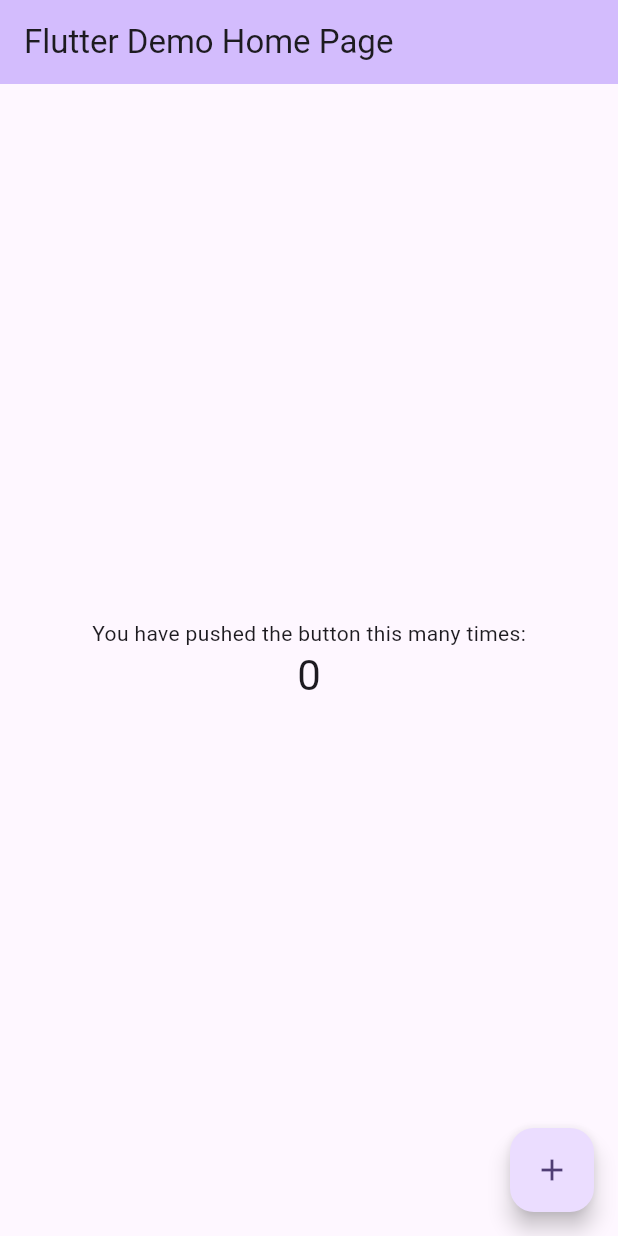
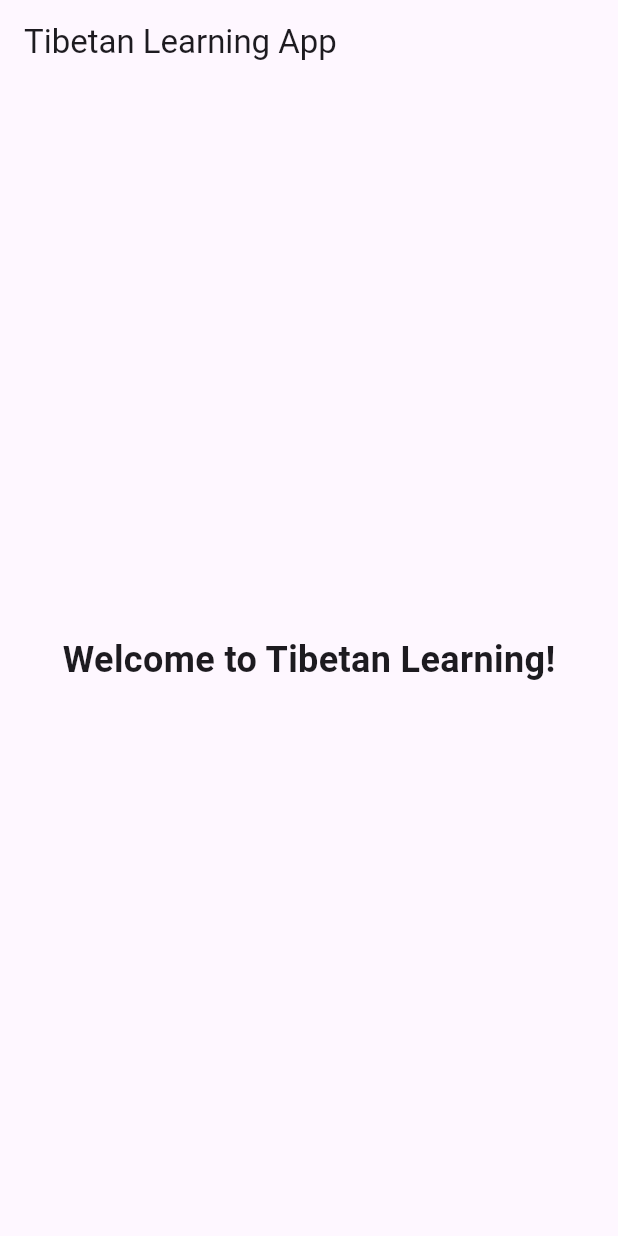
Before and after one commit to ProjectMira/bojang, a Flutter app: the screen it shows after launch, on a phone screen of 412 x 824 dp. Run offline on Flutter 3.47's test engine with Material 3 defaults, Android fonts, the phone set to English and light mode, and no system bars.

Commit message:
home page dart

```diff
--- a/lib/main.dart
+++ b/lib/main.dart
@@ -1,122 +1,23 @@
 import 'package:flutter/material.dart';
+import 'screens/home_page.dart';
 
 void main() {
-  runApp(const MyApp());
+  runApp(const TibetanLearningApp());
 }
 
-class MyApp extends StatelessWidget {
-  const MyApp({super.key});
+class TibetanLearningApp extends StatelessWidget {
+  const TibetanLearningApp({super.key});
 
-  // This widget is the root of your application.
   @override
   Widget build(BuildContext context) {
     return MaterialApp(
-      title: 'Flutter Demo',
+      title: 'Tibetan Learning App',
       theme: ThemeData(
-        // This is the theme of your application.
-        //
-        // TRY THIS: Try running your application with "flutter run". You'll see
-        // the application has a purple toolbar. Then, without quitting the app,
-        // try changing the seedColor in the colorScheme below to Colors.green
-        // and then invoke "hot reload" (save your changes or press the "hot
-        // reload" button in a Flutter-supported IDE, or press "r" if you used
-        // the command line to start the app).
-        //
-        // Notice that the counter didn't reset back to zero; the application
-        // state is not lost during the reload. To reset the state, use hot
-        // restart instead.
-        //
-        // This works for code too, not just values: Most code changes can be
-        // tested with just a hot reload.
-        colorScheme: ColorScheme.fromSeed(seedColor: Colors.deepPurple),
+        primarySwatch: Colors.blue,
+        visualDensity: VisualDensity.adaptivePlatformDensity,
+        useMaterial3: true,
       ),
-      home: const MyHomePage(title: 'Flutter Demo Home Page'),
+      home: const HomePage(),
     );
   }
 }
-
-class MyHomePage extends StatefulWidget {
-  const MyHomePage({super.key, required this.title});
-
-  // This widget is the home page of your application. It is stateful, meaning
-  // that it has a State object (defined below) that contains fields that affect
-  // how it looks.
-
-  // This class is the configuration for the state. It holds the values (in this
-  // case the title) provided by the parent (in this case the App widget) and
-  // used by the build method of the State. Fields in a Widget subclass are
-  // always marked "final".
-
-  final String title;
-
-  @override
-  State<MyHomePage> createState() => _MyHomePageState();
-}
-
-class _MyHomePageState extends State<MyHomePage> {
-  int _counter = 0;
-
-  void _incrementCounter() {
-    setState(() {
-      // This call to setState tells the Flutter framework that something has
-      // changed in this State, which causes it to rerun the build method below
-      // so that the display can reflect the updated values. If we changed
-      // _counter without calling setState(), then the build method would not be
-      // called again, and so nothing would appear to happen.
-      _counter++;
-    });
-  }
-
-  @override
-  Widget build(BuildContext context) {
-    // This method is rerun every time setState is called, for instance as done
-    // by the _incrementCounter method above.
-    //
-    // The Flutter framework has been optimized to make rerunning build methods
-    // fast, so that you can just rebuild anything that needs updating rather
-    // than having to individually change instances of widgets.
-    return Scaffold(
-      appBar: AppBar(
-        // TRY THIS: Try changing the color here to a specific color (to
-        // Colors.amber, perhaps?) and trigger a hot reload to see the AppBar
-        // change color while the other colors stay the same.
-        backgroundColor: Theme.of(context).colorScheme.inversePrimary,
-        // Here we take the value from the MyHomePage object that was created by
-        // the App.build method, and use it to set our appbar title.
-        title: Text(widget.title),
-      ),
-      body: Center(
-        // Center is a layout widget. It takes a single child and positions it
-        // in the middle of the parent.
-        child: Column(
-          // Column is also a layout widget. It takes a list of children and
-          // arranges them vertically. By default, it sizes itself to fit its
-          // children horizontally, and tries to be as tall as its parent.
-          //
-          // Column has various properties to control how it sizes itself and
-          // how it positions its children. Here we use mainAxisAlignment to
-          // center the children vertically; the main axis here is the vertical
-          // axis because Columns are vertical (the cross axis would be
-          // horizontal).
-          //
-          // TRY THIS: Invoke "debug painting" (choose the "Toggle Debug Paint"
-          // action in the IDE, or press "p" in the console), to see the
-          // wireframe for each widget.
-          mainAxisAlignment: MainAxisAlignment.center,
-          children: <Widget>[
-            const Text('You have pushed the button this many times:'),
-            Text(
-              '$_counter',
-              style: Theme.of(context).textTheme.headlineMedium,
-            ),
-          ],
-        ),
-      ),
-      floatingActionButton: FloatingActionButton(
-        onPressed: _incrementCounter,
-        tooltip: 'Increment',
-        child: const Icon(Icons.add),
-      ), // This trailing comma makes auto-formatting nicer for build methods.
-    );
-  }
-}
--- /dev/null
+++ b/lib/screens/home_page.dart
@@ -0,0 +1,23 @@
+import 'package:flutter/material.dart';
+
+class HomePage extends StatelessWidget {
+  const HomePage({super.key});
+
+  @override
+  Widget build(BuildContext context) {
+    return Scaffold(
+      appBar: AppBar(
+        title: const Text('Tibetan Learning App'),
+      ),
+      body: const Center(
+        child: Text(
+          'Welcome to Tibetan Learning!',
+          style: TextStyle(
+            fontSize: 24,
+            fontWeight: FontWeight.bold,
+          ),
+        ),
+      ),
+    );
+  }
+}
```
Also changed, not shown: pubspec.lock.
